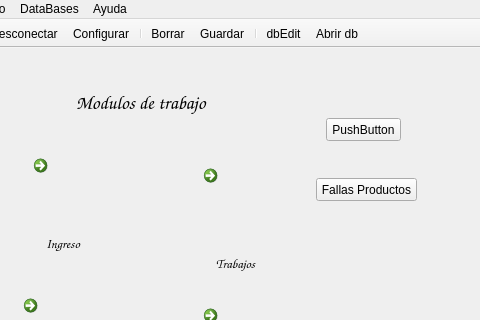
First picture: the form in mainwindow.ui, repository Matias2178/Sistema_Postventa, before the edit; both pictures show x 94 to 574 and y 0 to 320 of the 574 by 510 pixel window.
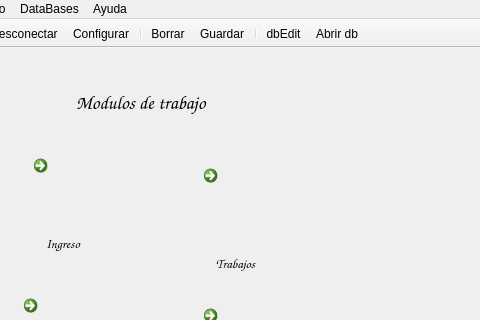
Second picture: the form after the edit. Icons and pictures are not drawn.

Commit message: Se elimino la pantalla de carga de fallas de la version anterior Se agregaron los botones en la pantalla de edicion de las bases de datos, para poder cargar las fallas Agregado de filtros en la pantalla donde se generan las fallas Se modifico el codigo para que la extencion de la garantia por fecha se pueda hacer con el sensor desconectado Ahora ademas del ID de la reparacion se ve el mombre del agente a la cual esta asociada mientras se esta realizando la carga de datos Muestra la cantidad de años, meses y dias que pasaron desde el momento de fabricacion.

The edit to the form file:
```diff
--- a/mainwindow.ui
+++ b/mainwindow.ui
@@ -221,32 +221,6 @@
      <string>Busqueda</string>
     </property>
    </widget>
-   <widget class="QPushButton" name="pushButton">
-    <property name="geometry">
-     <rect>
-      <x>420</x>
-      <y>70</y>
-      <width>75</width>
-      <height>23</height>
-     </rect>
-    </property>
-    <property name="text">
-     <string>PushButton</string>
-    </property>
-   </widget>
-   <widget class="QPushButton" name="pushButton_2">
-    <property name="geometry">
-     <rect>
-      <x>410</x>
-      <y>130</y>
-      <width>101</width>
-      <height>23</height>
-     </rect>
-    </property>
-    <property name="text">
-     <string>Fallas Productos</string>
-    </property>
-   </widget>
   </widget>
   <widget class="QMenuBar" name="menuBar">
    <property name="geometry">
```
The commit also changes 18 other files.
